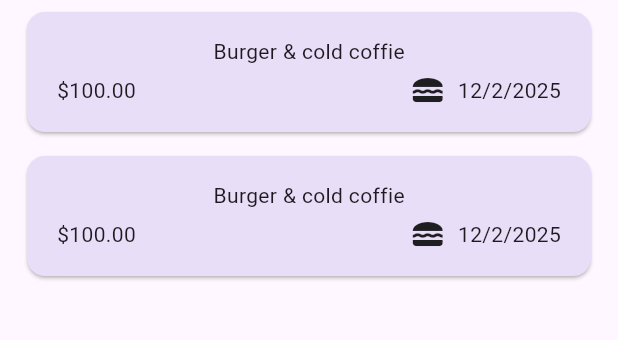
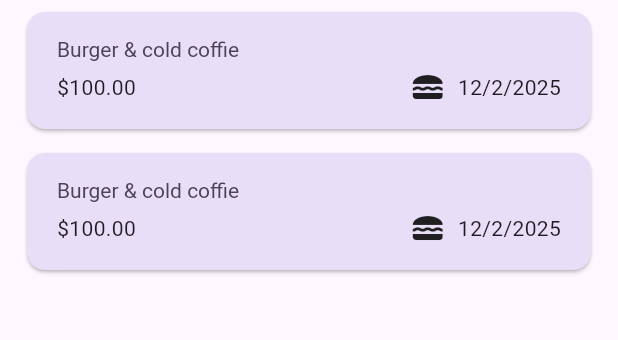
Before and after one commit to kripalsinghuk/expense_tracker, a Flutter app: the screen it shows after launch, on a phone screen of 412 x 824 dp, the part 114-454 px from its top. Run offline on Flutter 3.47's test engine with Material 3 defaults, Android fonts, the phone set to English and light mode, and no system bars.

Commit message:
uisng globley set them in project

```diff
--- a/lib/widgets/expenses_list/expense_items.dart
+++ b/lib/widgets/expenses_list/expense_items.dart
@@ -11,8 +11,9 @@
       child: Padding(
         padding: EdgeInsets.symmetric(horizontal: 20, vertical: 16),
         child: Column(
+          crossAxisAlignment: CrossAxisAlignment.start,
           children: [
-            Text(expense.title),
+            Text(expense.title, style: Theme.of(context).textTheme.titleLarge),
             SizedBox(height: 4),
             Row(
               children: [
--- a/lib/widgets/expenses_list/expenses_list.dart
+++ b/lib/widgets/expenses_list/expenses_list.dart
@@ -16,6 +16,12 @@
     return ListView.builder(
       itemCount: expenses.length,
       itemBuilder: (context, index) => Dismissible(
+        background: Container(
+          color: Theme.of(context).colorScheme.error.withOpacity(0.75),
+          margin: EdgeInsets.symmetric(
+            horizontal: Theme.of(context).cardTheme.margin!.horizontal,
+          ),
+        ),
         key: ValueKey(expenses[index]),
         onDismissed: (direction) => removeExpense(expenses[index]),
         child: ExpenseItems(expenses[index]),
```
